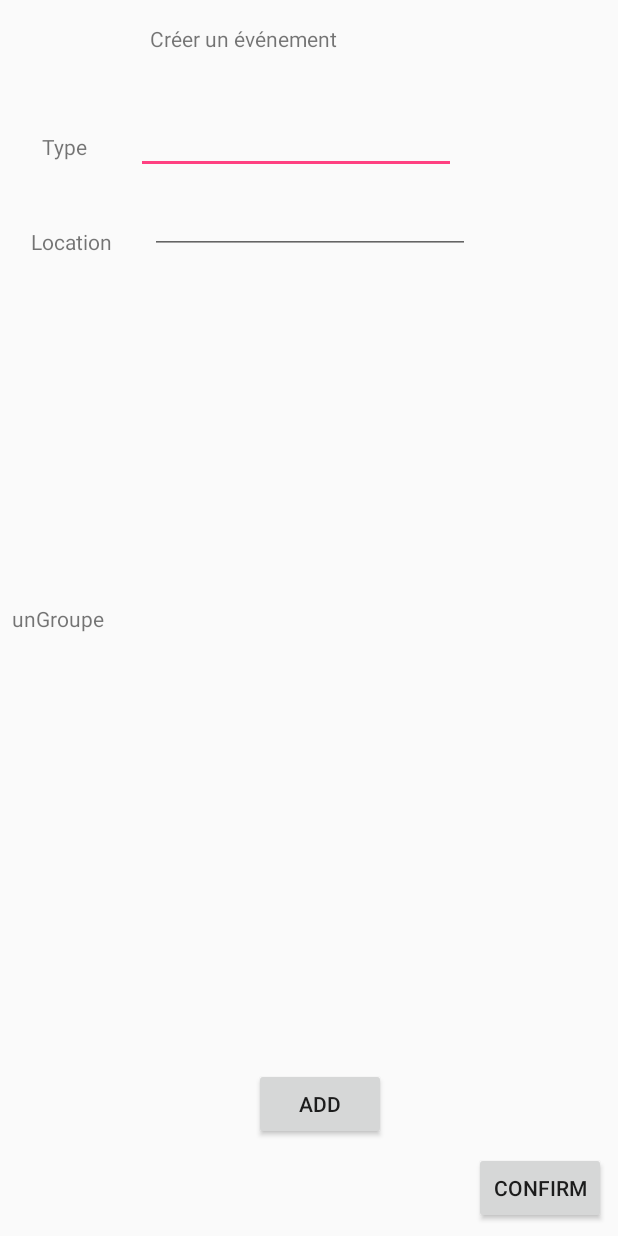
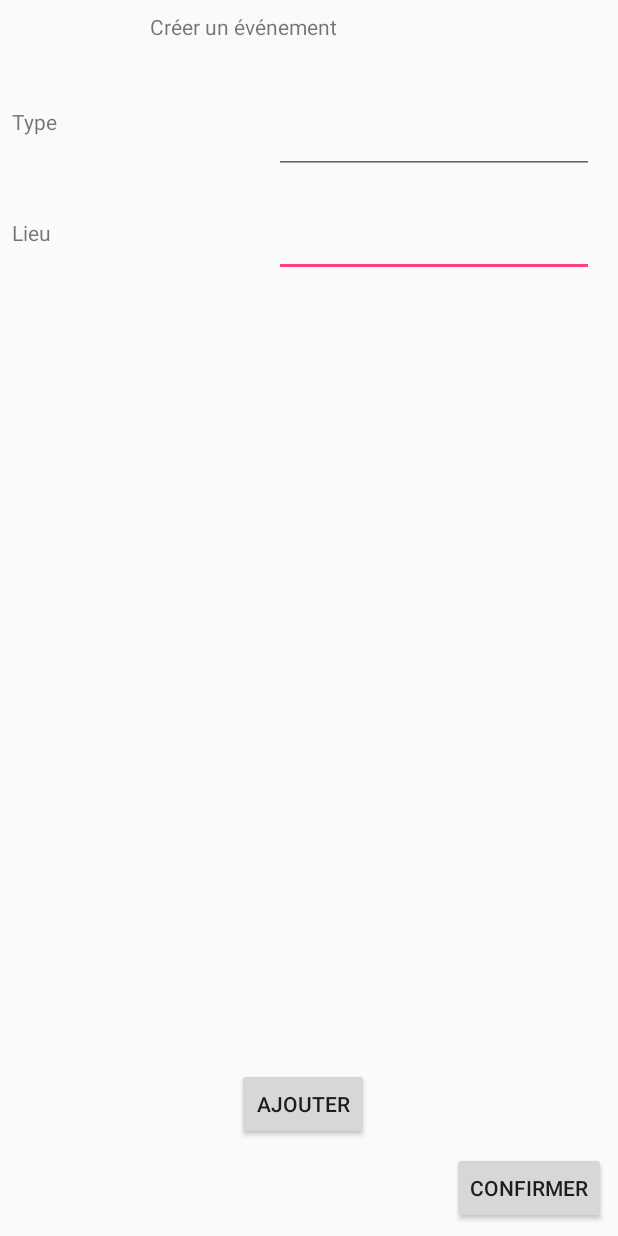
Before and after one commit to commandantmarcos/evenements, an Android app: the layout activity_event.xml on its own in the app's theme, with its tools: preview values and no code run, on a phone screen of 412 x 824 dp. Run offline under Robolectric (Android 15) with nearby library versions, the phone set to English and light mode, and no system bars.

Commit message:
Modifs sur EventActivity, MyAdapter Modifs sur les layouts activity_event.xml, activity_groupe.xml

```diff
--- a/app/src/main/java/com/ldnr/evenements/MyAdapter.java
+++ b/app/src/main/java/com/ldnr/evenements/MyAdapter.java
@@ -12,9 +12,9 @@ public class MyAdapter extends RecyclerView.Adapter<MyViewHolder> {
     public MyAdapter(List<Groupe> groupeList) {
         this.groupeList = groupeList;
     }
-
+    @Override
     public MyViewHolder onCreateViewHolder(ViewGroup viewGroup, int itemType) {
-        View view = LayoutInflater.from(viewGroup.getContext()).inflate(R.layout.activity_event,viewGroup,false);
+        View view = LayoutInflater.from(viewGroup.getContext()).inflate(R.layout.activity_group_view,viewGroup,false);
         return new MyViewHolder(view);
     }
 
@@ -26,6 +26,6 @@ public class MyAdapter extends RecyclerView.Adapter<MyViewHolder> {
 
     @Override
     public int getItemCount() {
-        return 0;
+        return groupeList.size();
     }
 }
--- a/app/src/main/res/layout/activity_event.xml
+++ b/app/src/main/res/layout/activity_event.xml
@@ -12,13 +12,69 @@
         android:layout_height="36dp"
         android:layout_marginEnd="8dp"
         android:layout_marginStart="8dp"
-        android:layout_marginTop="16dp"
-        android:text="Créer un événement"
+        android:layout_marginTop="8dp"
+        android:text="@string/creer_evenement"
         app:layout_constraintEnd_toEndOf="parent"
         app:layout_constraintHorizontal_bias="0.503"
         app:layout_constraintStart_toStartOf="parent"
         app:layout_constraintTop_toTopOf="parent" />
 
+    <LinearLayout
+        android:id="@+id/linearLayout_Location"
+        android:layout_width="match_parent"
+        android:layout_height="wrap_content"
+        android:layout_marginEnd="8dp"
+        android:layout_marginStart="8dp"
+        android:layout_marginTop="8dp"
+        app:layout_constraintEnd_toEndOf="parent"
+        app:layout_constraintHorizontal_bias="0.0"
+        app:layout_constraintStart_toStartOf="parent"
+        app:layout_constraintTop_toBottomOf="@+id/linearLayout_Type">
+
+
+        <TextView
+            android:id="@+id/Location_event"
+            android:layout_width="0dp"
+            android:layout_height="wrap_content"
+            android:layout_weight="1"
+            android:text="@string/eventLocation" />
+
+        <EditText
+            android:id="@+id/edit_location"
+            android:layout_width="wrap_content"
+            android:layout_height="wrap_content"
+            android:layout_marginEnd="8dp"
+            android:layout_marginStart="8dp"
+            android:layout_marginTop="8dp"
+            android:ems="10"
+            android:inputType="textPersonName"
+            app:layout_constraintEnd_toEndOf="parent"
+            app:layout_constraintHorizontal_bias="0.503"
+            app:layout_constraintStart_toStartOf="parent" />
+
+    </LinearLayout>
+
+
+    <LinearLayout
+        android:id="@+id/linearLayout_Type"
+        android:layout_width="match_parent"
+        android:layout_height="71dp"
+        android:layout_marginEnd="8dp"
+        android:layout_marginStart="8dp"
+        android:layout_marginTop="8dp"
+        android:orientation="horizontal"
+        app:layout_constraintEnd_toEndOf="parent"
+        app:layout_constraintHorizontal_bias="0.0"
+        app:layout_constraintStart_toStartOf="parent"
+        app:layout_constraintTop_toBottomOf="@+id/title_view">
+
+
+        <TextView
+            android:id="@+id/Type_event"
+            android:layout_width="0dp"
+            android:layout_height="wrap_content"
+            android:layout_weight="1"
+            android:text="@string/eventType" />
 
         <EditText
             android:id="@+id/edit_type"
@@ -33,20 +89,8 @@
             app:layout_constraintHorizontal_bias="0.191"
             app:layout_constraintStart_toEndOf="@+id/type_event"
             app:layout_constraintTop_toBottomOf="@+id/title_view" />
+    </LinearLayout>
 
-    <EditText
-        android:id="@+id/edit_location"
-        android:layout_width="wrap_content"
-        android:layout_height="wrap_content"
-        android:layout_marginEnd="8dp"
-        android:layout_marginStart="8dp"
-        android:layout_marginTop="8dp"
-        android:ems="10"
-        android:inputType="textPersonName"
-        app:layout_constraintEnd_toEndOf="parent"
-        app:layout_constraintHorizontal_bias="0.503"
-        app:layout_constraintStart_toStartOf="parent"
-        app:layout_constraintTop_toBottomOf="@+id/edit_type" />
 
     <Button
         android:id="@+id/button_add"
@@ -56,7 +100,7 @@
         android:layout_marginEnd="8dp"
         android:layout_marginStart="8dp"
         android:onClick="onAddButtonClicked"
-        android:text="Add"
+        android:text="@string/ajouterEvenement"
         app:layout_constraintBottom_toBottomOf="parent"
         app:layout_constraintEnd_toStartOf="@+id/button_confirm"
         app:layout_constraintHorizontal_bias="0.76"
@@ -69,14 +113,15 @@
         android:layout_marginBottom="8dp"
         android:layout_marginEnd="8dp"
         android:onClick="onConfirmButtonClicked"
-        android:text="confirm"
+        android:text="@string/confirmerEvenement"
         app:layout_constraintBottom_toBottomOf="parent"
         app:layout_constraintEnd_toEndOf="parent" />
 
     <android.support.v7.widget.RecyclerView
-        android:id="@+id/list_grp"
+        android:id="@+id/recyclerView"
         android:layout_width="375dp"
         android:layout_height="188dp"
+        android:layout_marginBottom="16dp"
         android:layout_marginEnd="8dp"
         android:layout_marginStart="8dp"
         android:layout_marginTop="8dp"
@@ -84,45 +129,7 @@
         app:layout_constraintEnd_toEndOf="parent"
         app:layout_constraintHorizontal_bias="0.428"
         app:layout_constraintStart_toStartOf="parent"
-        app:layout_constraintTop_toBottomOf="@+id/edit_location" />
-
-    <TextView
-        android:id="@+id/type_event"
-        android:layout_width="wrap_content"
-        android:layout_height="wrap_content"
-        android:layout_marginStart="28dp"
-        android:layout_marginTop="88dp"
-        android:text="Type"
-        app:layout_constraintStart_toStartOf="parent"
-        app:layout_constraintTop_toTopOf="parent" />
-
-    <TextView
-        android:id="@+id/location_event"
-        android:layout_width="wrap_content"
-        android:layout_height="wrap_content"
-        android:layout_marginEnd="8dp"
-        android:layout_marginStart="8dp"
-        android:layout_marginTop="44dp"
-        android:text="Location"
-        app:layout_constraintEnd_toStartOf="@+id/edit_location"
-        app:layout_constraintHorizontal_bias="0.421"
-        app:layout_constraintStart_toStartOf="parent"
-        app:layout_constraintTop_toBottomOf="@+id/type_event" />
-
-    <TextView
-        android:id="@+id/group_view"
-        android:layout_width="match_parent"
-        android:layout_height="wrap_content"
-        android:layout_marginBottom="8dp"
-        android:layout_marginEnd="8dp"
-        android:layout_marginStart="8dp"
-        android:layout_marginTop="8dp"
-        android:text="unGroupe"
-        app:layout_constraintBottom_toBottomOf="parent"
-        app:layout_constraintEnd_toEndOf="parent"
-        app:layout_constraintHorizontal_bias="0.0"
-        app:layout_constraintStart_toStartOf="parent"
-        app:layout_constraintTop_toTopOf="parent" />
+        app:layout_constraintTop_toBottomOf="@+id/linearLayout_Location" />
 
 
 </android.support.constraint.ConstraintLayout>
--- a/app/src/main/res/values/strings.xml
+++ b/app/src/main/res/values/strings.xml
@@ -13,4 +13,11 @@
     <string name="detailsStagiaireLabelImage">Image (url) :</string>
     <string name="modifStagiaireErreurChampVide">Merci de remplir tous les champs</string>
     <string name="modifStagiaireErreurChamp">Les champs suivants comportent des erreurs :</string>
+    <string name="eventType">Type</string>
+    <string name="eventLocation">Lieu</string>
+    <string name="ajouterEvenement">Ajouter</string>
+    <string name="confirmerEvenement">Confirmer</string>
+    <string name="creer_evenement">Créer un événement</string>
+
+
 </resources>
```
Also changed, not shown: app/src/main/java/com/ldnr/evenements/EventActivity.java (+16 -13 lines), app/src/main/res/layout/activity_group_view.xml (added, +31 -0 lines). Lines whose indentation alone changed are shown as unchanged.
